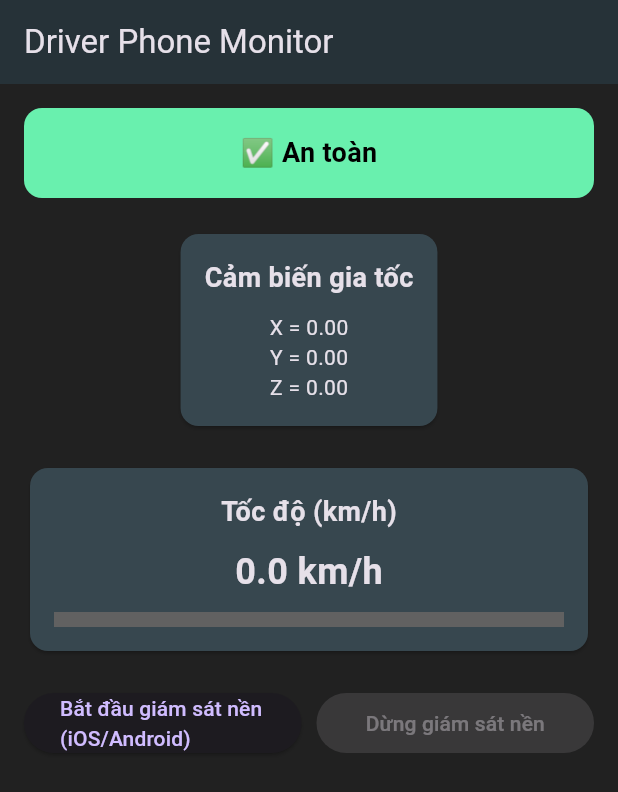
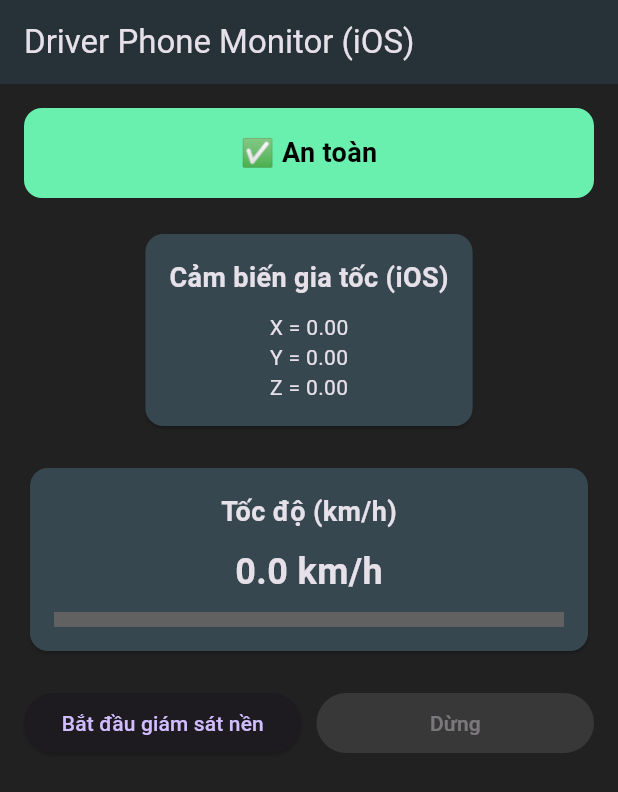
Before and after one commit to nguyenquangnam1988vt-eng/flutter_app, a Flutter app: the screen it shows after launch, on a phone screen of 412 x 824 dp. Shown: the top 792 px of the screen. Run offline on Flutter 3.47's test engine with Material 3 defaults, Android fonts, the light colour scheme and no system bars; our stand-ins replace flutter_local_notifications, geolocator, permission_handler, sensors_plus, vibration.

Commit message:
update something

```diff
--- a/lib/main.dart
+++ b/lib/main.dart
@@ -1,4 +1,5 @@
 import 'dart:async';
+import 'dart:io' show Platform;
 import 'package:flutter/material.dart';
 import 'package:sensors_plus/sensors_plus.dart';
 import 'package:geolocator/geolocator.dart';
@@ -12,16 +13,19 @@ const MethodChannel _nativeChannel = MethodChannel('driver_monitor/native');
 void main() async {
   WidgetsFlutterBinding.ensureInitialized();
   await _initNotifications();
-  runApp(MyApp());
+  runApp(const MyApp());
 }
 
 Future<void> _initNotifications() async {
   const android = AndroidInitializationSettings('@mipmap/ic_launcher');
-  const initSettings = InitializationSettings(android: android);
+  const ios = DarwinInitializationSettings();
+  const initSettings = InitializationSettings(android: android, iOS: ios);
   await FlutterLocalNotificationsPlugin().initialize(initSettings);
 }
 
 class MyApp extends StatelessWidget {
+  const MyApp({super.key});
+
   @override
   Widget build(BuildContext context) {
     return MaterialApp(
@@ -30,13 +34,15 @@ class MyApp extends StatelessWidget {
         primarySwatch: Colors.blue,
         brightness: Brightness.dark,
       ),
-      home: Dashboard(),
+      home: const Dashboard(),
       debugShowCheckedModeBanner: false,
     );
   }
 }
 
 class Dashboard extends StatefulWidget {
+  const Dashboard({super.key});
+
   @override
   State<Dashboard> createState() => _DashboardState();
 }
@@ -56,13 +62,15 @@ class _DashboardState extends State<Dashboard> {
   void initState() {
     super.initState();
     _requestPermissions();
+    if (Platform.isIOS) {
       _setupNativeCallback();
+    }
     _listenSensors();
     _listenLocation();
   }
 
   Future<void> _requestPermissions() async {
-    await Permission.locationWhenInUse.request();
+    await Permission.locationAlways.request();
     await Permission.sensors.request();
     await Permission.notification.request();
   }
@@ -85,11 +93,16 @@ class _DashboardState extends State<Dashboard> {
       priority: Priority.high,
       playSound: true,
     );
+    const iosDetails = DarwinNotificationDetails(
+      presentAlert: true,
+      presentBadge: true,
+      presentSound: true,
+    );
     await _localNotif.show(
       999,
       '⚠️ Cảnh báo',
       'Phát hiện sử dụng điện thoại khi di chuyển ở ${spd.toStringAsFixed(1)} km/h',
-      NotificationDetails(android: androidDetails),
+      const NotificationDetails(android: androidDetails, iOS: iosDetails),
     );
     if (await Vibration.hasVibrator() ?? false) {
       Vibration.vibrate(duration: 1000);
@@ -113,7 +126,6 @@ class _DashboardState extends State<Dashboard> {
 
     LocationPermission p = await Geolocator.checkPermission();
     if (p == LocationPermission.denied) p = await Geolocator.requestPermission();
-
     if (p == LocationPermission.denied || p == LocationPermission.deniedForever) return;
 
     const settings = LocationSettings(
@@ -123,14 +135,14 @@ class _DashboardState extends State<Dashboard> {
 
     _posSub = Geolocator.getPositionStream(locationSettings: settings).listen((Position pos) {
       setState(() {
-        speed = (pos.speed >= 0) ? pos.speed * 3.6 : 0.0; // m/s -> km/h
+        speed = (pos.speed >= 0) ? pos.speed * 3.6 : 0.0;
       });
       _checkAlert();
     });
   }
 
   void _checkAlert() async {
-    bool isTilted = y.abs() > 4; // cảm biến nghiêng theo trục Y
+    bool isTilted = y.abs() > 4; // nghiêng mạnh theo trục Y
     bool overSpeed = speed > 30;
 
     if (isTilted && screenOn && overSpeed) {
@@ -144,6 +156,7 @@ class _DashboardState extends State<Dashboard> {
   }
 
   Future<void> startBackgroundMonitoring() async {
+    if (!Platform.isIOS) return;
     try {
       await _nativeChannel.invokeMethod('startBackground');
       setState(() => monitoringBackground = true);
@@ -153,6 +166,7 @@ class _DashboardState extends State<Dashboard> {
   }
 
   Future<void> stopBackgroundMonitoring() async {
+    if (!Platform.isIOS) return;
     try {
       await _nativeChannel.invokeMethod('stopBackground');
       setState(() => monitoringBackground = false);
@@ -175,14 +189,13 @@ class _DashboardState extends State<Dashboard> {
     return Scaffold(
       backgroundColor: Colors.grey[900],
       appBar: AppBar(
-        title: const Text("Driver Phone Monitor"),
+        title: const Text("Driver Phone Monitor (iOS)"),
         backgroundColor: Colors.blueGrey[900],
       ),
       body: Padding(
         padding: const EdgeInsets.all(16.0),
         child: Column(
           children: [
-            // Cảnh báo
             AnimatedContainer(
               duration: const Duration(milliseconds: 500),
               height: 60,
@@ -202,16 +215,42 @@ class _DashboardState extends State<Dashboard> {
               ),
             ),
             const SizedBox(height: 20),
+            _buildAccelCard(),
+            const SizedBox(height: 20),
+            _buildSpeedCard(),
+            const SizedBox(height: 20),
+            Row(
+              children: [
+                Expanded(
+                  child: ElevatedButton(
+                    onPressed: monitoringBackground ? null : startBackgroundMonitoring,
+                    child: const Text('Bắt đầu giám sát nền'),
+                  ),
+                ),
+                const SizedBox(width: 10),
+                Expanded(
+                  child: ElevatedButton(
+                    onPressed: monitoringBackground ? stopBackgroundMonitoring : null,
+                    style: ElevatedButton.styleFrom(backgroundColor: Colors.redAccent),
+                    child: const Text('Dừng'),
+                  ),
+                ),
+              ],
+            ),
+          ],
+        ),
+      ),
+    );
+  }
 
-            // Cảm biến gia tốc
-            Card(
+  Widget _buildAccelCard() => Card(
         color: Colors.blueGrey[800],
         shape: RoundedRectangleBorder(borderRadius: BorderRadius.circular(12)),
         child: Padding(
           padding: const EdgeInsets.all(16.0),
           child: Column(
             children: [
-                    const Text("Cảm biến gia tốc",
+              const Text("Cảm biến gia tốc (iOS)",
                   style: TextStyle(fontSize: 18, fontWeight: FontWeight.bold)),
               const SizedBox(height: 10),
               Text("X = ${x.toStringAsFixed(2)}"),
@@ -220,11 +259,9 @@ class _DashboardState extends State<Dashboard> {
             ],
           ),
         ),
-            ),
-            const SizedBox(height: 20),
+      );
 
-            // Tốc độ
-            Card(
+  Widget _buildSpeedCard() => Card(
         color: Colors.blueGrey[800],
         shape: RoundedRectangleBorder(borderRadius: BorderRadius.circular(12)),
         child: Padding(
@@ -246,31 +283,5 @@ class _DashboardState extends State<Dashboard> {
             ],
           ),
         ),
-            ),
-            const SizedBox(height: 20),
-
-            // Nút điều khiển nền
-            Row(
-              children: [
-                Expanded(
-                  child: ElevatedButton(
-                    onPressed: monitoringBackground ? null : startBackgroundMonitoring,
-                    child: const Text('Bắt đầu giám sát nền (iOS/Android)'),
-                  ),
-                ),
-                const SizedBox(width: 10),
-                Expanded(
-                  child: ElevatedButton(
-                    onPressed: monitoringBackground ? stopBackgroundMonitoring : null,
-                    style: ElevatedButton.styleFrom(backgroundColor: Colors.redAccent),
-                    child: const Text('Dừng giám sát nền'),
-                  ),
-                ),
-              ],
-            ),
-          ],
-        ),
-      ),
       );
 }
-}
```
Also changed, not shown: 1 other file. Lines whose indentation alone changed are shown as unchanged.
